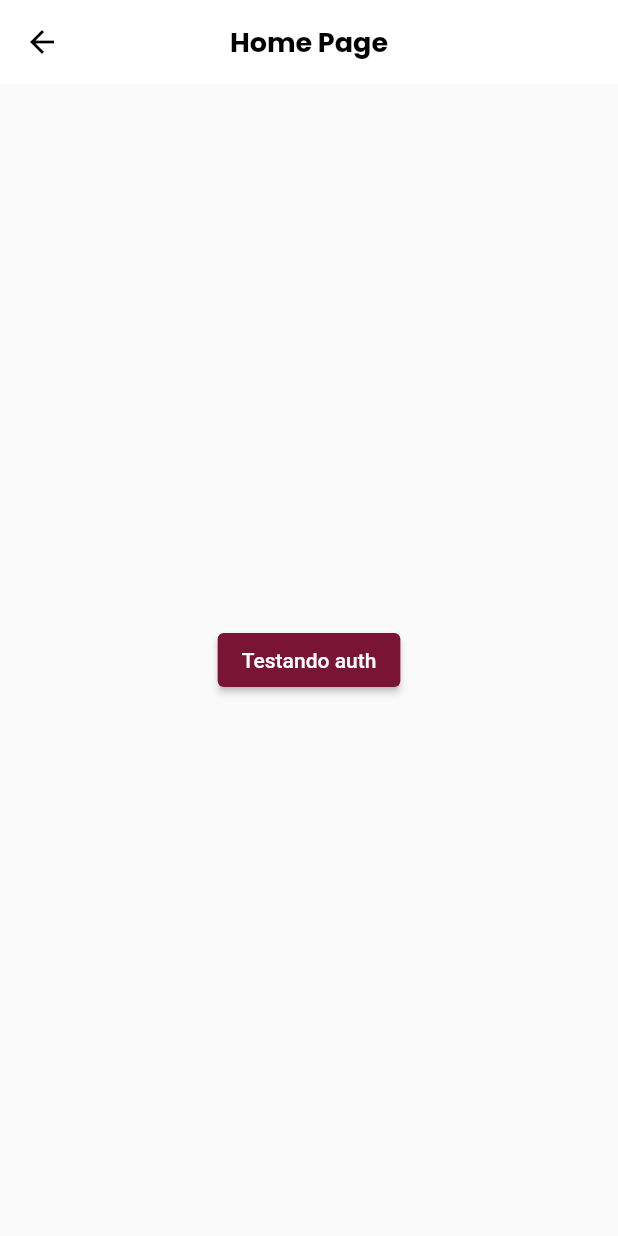
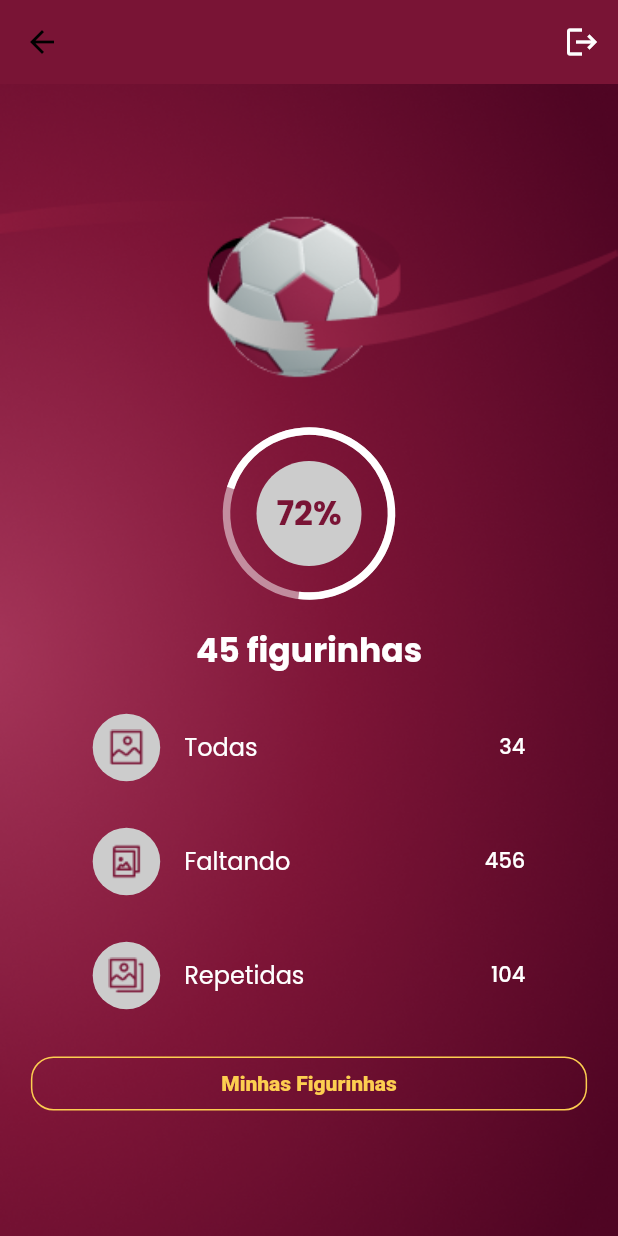
Before and after one commit to ElcioLS/adf_album_da_copa, a Flutter app: the HomePage screen opened by its route, on a phone screen of 412 x 824 dp. Run offline on Flutter 3.47's test engine with Material 2 defaults, Android fonts, the phone set to English and light mode, and no system bars; our stand-ins replace dio, loading_animation_widget, shared_preferences, top_snackbar_flutter; missing offline and left inert: flutter_getit, validatorless; accounts and stored records are empty; Roboto replaces fonts that are missing (MPlus1P).

Commit message:
Constuindo e Componentizando nossa HomePage

```diff
--- a/lib/app/core/ui/styles/text_styles.dart
+++ b/lib/app/core/ui/styles/text_styles.dart
@@ -76,6 +76,11 @@ class TextStyles {
         color: Colors.black,
         fontSize: 22,
       );
+
+  TextStyle get titlePrimaryColor => textPrimaryFontBold.copyWith(
+        color: ColorsApp.i.primary,
+        fontSize: 22,
+      );
 }
 
 extension TextStylesExtensions on BuildContext {
--- a/lib/app/pages/home/home_page.dart
+++ b/lib/app/pages/home/home_page.dart
@@ -1,6 +1,10 @@
-import 'package:adf_album_da_copa/app/core/rest/custom_dio.dart';
+import 'package:adf_album_da_copa/app/core/ui/styles/button_styles.dart';
+import 'package:adf_album_da_copa/app/core/ui/styles/colors_app.dart';
+import 'package:adf_album_da_copa/app/core/ui/styles/text_styles.dart';
+import 'package:adf_album_da_copa/app/core/ui/widgets/button.dart';
+import 'package:adf_album_da_copa/app/pages/home/widgets/status_tile.dart';
+import 'package:adf_album_da_copa/app/pages/home/widgets/stickers_percent_widget.dart';
 import 'package:flutter/material.dart';
-import 'package:flutter_getit/flutter_getit.dart';
 
 class HomePage extends StatelessWidget {
   const HomePage({Key? key}) : super(key: key);
@@ -8,16 +12,86 @@ class HomePage extends StatelessWidget {
   @override
   Widget build(BuildContext context) {
     return Scaffold(
+      backgroundColor: context.colors.primary,
       appBar: AppBar(
-        title: const Text('Home Page'),
+        elevation: 0,
+        backgroundColor: context.colors.primary,
+        actions: [
+          IconButton(
+            onPressed: () {},
+            icon: const Icon(
+              Icons.logout,
+              color: Colors.white,
+            ),
+          ),
+        ],
       ),
-      body: Center(
-          child: ElevatedButton(
-        onPressed: () async {
-          context.get<CustomDio>().get('/api/me');
-        },
-        child: const Text('Testando auth'),
-      )),
+      body: Container(
+        decoration: const BoxDecoration(
+          image: DecorationImage(
+            image: AssetImage('assets/images/background.png'),
+            fit: BoxFit.cover,
+          ),
+        ),
+        child: LayoutBuilder(
+          builder: (_, constrains) {
+            return ConstrainedBox(
+              constraints: BoxConstraints(minHeight: constrains.maxHeight),
+              child: Center(
+                child: SingleChildScrollView(
+                  child: Column(
+                    children: [
+                      Container(
+                        padding: const EdgeInsets.only(bottom: 35),
+                        width: MediaQuery.of(context).size.width,
+                        child: Image.asset(
+                          'assets/images/bola.png',
+                          fit: BoxFit.cover,
+                        ),
+                      ),
+                      const StickersPercentWidget(percent: 72),
+                      const SizedBox(height: 20),
+                      Text(
+                        '45 figurinhas',
+                        style: context.textStyles.titleWhite,
+                      ),
+                      const SizedBox(height: 20),
+                      StatusTile(
+                        icon: Image.asset('assets/images/all_icon.png'),
+                        label: 'Todas',
+                        value: 34,
+                      ),
+                      const SizedBox(height: 20),
+                      StatusTile(
+                        icon: Image.asset('assets/images/missing_icon.png'),
+                        label: 'Faltando',
+                        value: 456,
+                      ),
+                      const SizedBox(height: 20),
+                      StatusTile(
+                        icon: Image.asset('assets/images/repeated_icon.png'),
+                        label: 'Repetidas',
+                        value: 104,
+                      ),
+                      const SizedBox(height: 20),
+                      Button(
+                        onPressed: () {},
+                        width: MediaQuery.of(context).size.width * .9,
+                        outline: true,
+                        style: context.buttonStyles.yellowOutlineButton,
+                        labelStyle: context
+                            .textStyles.textSecondaryFontExtraBold
+                            .copyWith(color: context.colors.yellow),
+                        label: 'Minhas Figurinhas',
+                      ),
+                    ],
+                  ),
+                ),
+              ),
+            );
+          },
+        ),
+      ),
     );
   }
 }
--- /dev/null
+++ b/lib/app/pages/home/widgets/status_tile.dart
@@ -0,0 +1,45 @@
+// ignore_for_file: public_member_api_docs, sort_constructors_first
+import 'package:adf_album_da_copa/app/core/ui/styles/colors_app.dart';
+import 'package:adf_album_da_copa/app/core/ui/styles/text_styles.dart';
+import 'package:flutter/material.dart';
+
+class StatusTile extends StatelessWidget {
+  final Image icon;
+  final String label;
+  final int value;
+
+  const StatusTile({
+    Key? key,
+    required this.icon,
+    required this.label,
+    required this.value,
+  }) : super(key: key);
+
+  @override
+  Widget build(BuildContext context) {
+    return SizedBox(
+      width: MediaQuery.of(context).size.width * .7,
+      child: ListTile(
+        leading: SizedBox(
+          width: 45,
+          child: CircleAvatar(
+            radius: 46,
+            backgroundColor: context.colors.grey,
+            child: icon,
+          ),
+        ),
+        contentPadding: EdgeInsets.zero,
+        title: Text(
+          label,
+          style: context.textStyles.textPrimaryFontRegular
+              .copyWith(color: Colors.white),
+        ),
+        trailing: Text(
+          '$value',
+          style: context.textStyles.textPrimaryFontMedium
+              .copyWith(color: Colors.white),
+        ),
+      ),
+    );
+  }
+}
--- /dev/null
+++ b/lib/app/pages/home/widgets/stickers_percent_widget.dart
@@ -0,0 +1,46 @@
+import 'dart:math';
+
+import 'package:adf_album_da_copa/app/core/ui/styles/colors_app.dart';
+import 'package:adf_album_da_copa/app/core/ui/styles/text_styles.dart';
+import 'package:flutter/material.dart';
+
+class StickersPercentWidget extends StatelessWidget {
+  final int percent;
+  const StickersPercentWidget({super.key, required this.percent});
+
+  @override
+  Widget build(BuildContext context) {
+    return Stack(
+      alignment: Alignment.center,
+      children: [
+        Container(
+          width: 70,
+          height: 70,
+          decoration: BoxDecoration(
+            color: context.colors.grey,
+            shape: BoxShape.circle,
+          ),
+          child: Center(
+            child: Text(
+              '$percent%',
+              style: context.textStyles.titlePrimaryColor,
+            ),
+          ),
+        ),
+        SizedBox(
+          height: 110,
+          width: 110,
+          child: Transform.rotate(
+            angle: -pi / 2.5,
+            child: CircularProgressIndicator(
+              value: percent / 100,
+              color: Colors.white,
+              strokeWidth: 5,
+              backgroundColor: Colors.white.withOpacity(0.5),
+            ),
+          ),
+        )
+      ],
+    );
+  }
+}
```
